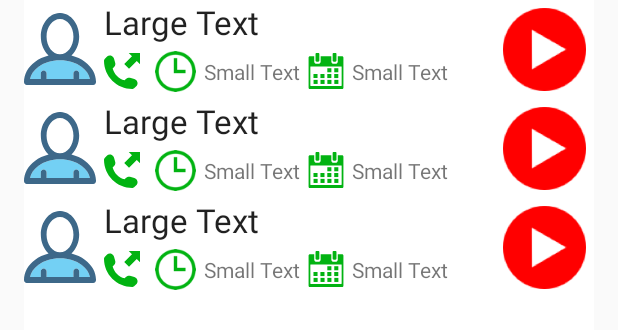
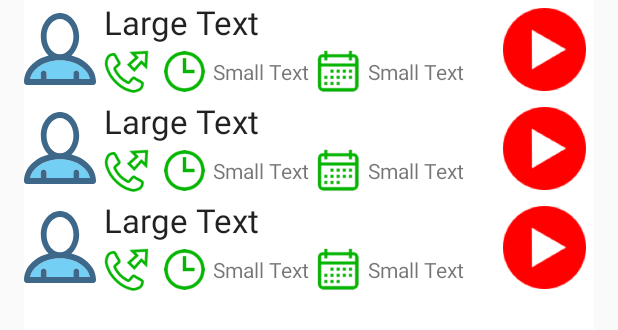
Before and after one commit to DanyaProgrammer666/Callv2, an Android app: the layout fragment_recording_list.xml on its own in the app's theme, with its tools: preview values and no code run, on a phone screen of 412 x 824 dp. Shown: the top 330 px of the screen. Run offline under Robolectric (Android 15) with nearby library versions, the phone set to English and light mode, and no system bars.

```diff
--- a/CallRecorder/CallRecorder-master/app/src/main/AndroidManifest.xml
+++ b/CallRecorder/CallRecorder-master/app/src/main/AndroidManifest.xml
@@ -9,7 +9,6 @@
     <uses-permission android:name="android.permission.READ_CONTACTS" />
     <uses-permission android:name="android.permission.READ_EXTERNAL_STORAGE" />
     <uses-permission android:name="android.permission.WRITE_EXTERNAL_STORAGE" />
-    <uses-permission android:name="android.permission.READ_CONTACTS" />
     <uses-permission android:name="android.permission.RECORD_AUDIO" />
 
 
--- a/CallRecorder/CallRecorder-master/app/src/main/res/layout/fragment_recording.xml
+++ b/CallRecorder/CallRecorder-master/app/src/main/res/layout/fragment_recording.xml
@@ -38,16 +38,14 @@
                 android:layout_width="wrap_content"
                 android:layout_height="wrap_content"
                 android:paddingRight="10dp"
-                android:src="@drawable/phone_out"
-                android:tint="@color/colorPrimary" />
+                android:src="@drawable/phone_out_icon"/>
 
             <ImageView
                 android:id="@+id/imageView3"
                 android:layout_width="wrap_content"
                 android:layout_height="wrap_content"
                 android:paddingRight="5dp"
-                android:src="@drawable/time_icon"
-                android:tint="@color/colorPrimary" />
+                android:src="@drawable/time_icon" />
 
             <TextView
                 android:id="@+id/textView3"
@@ -62,8 +60,7 @@
                 android:layout_height="wrap_content"
                 android:paddingLeft="5dp"
                 android:paddingRight="5dp"
-                android:src="@drawable/day"
-                android:tint="@color/colorPrimary" />
+                android:src="@drawable/calendar_icon"/>
 
             <TextView
                 android:id="@+id/textView4"
```
Also changed, not shown: CallRecorder/CallRecorder-master/app/src/main/java/com/jlcsoftware/callrecorder/MainActivity.java (+20 -2 lines), CallRecorder/CallRecorder-master/app/src/main/res/drawable-xhdpi/calendar_icon.png (added), CallRecorder/CallRecorder-master/app/src/main/res/drawable-xhdpi/phone_in_icon.png (added), CallRecorder/CallRecorder-master/app/src/main/res/drawable-xhdpi/phone_out_icon.png (added), CallRecorder/CallRecorder-master/app/src/main/res/drawable-xhdpi/toggle_off.png (added), CallRecorder/CallRecorder-master/app/src/main/res/drawable-xhdpi/toggle_on.png (added).
